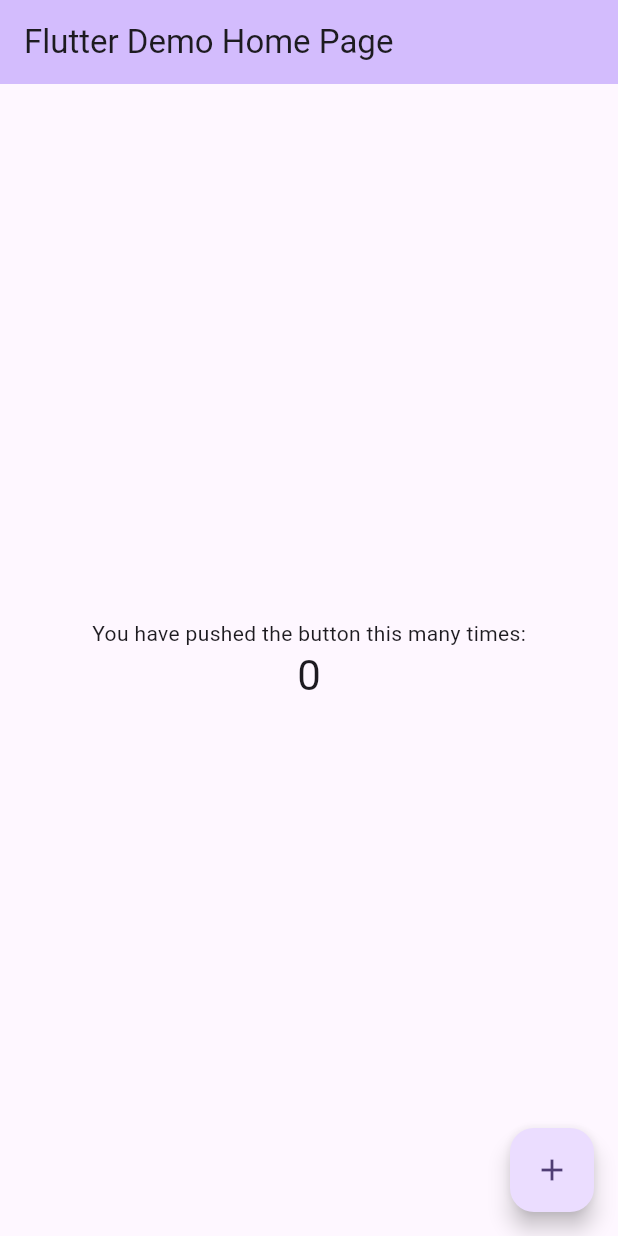
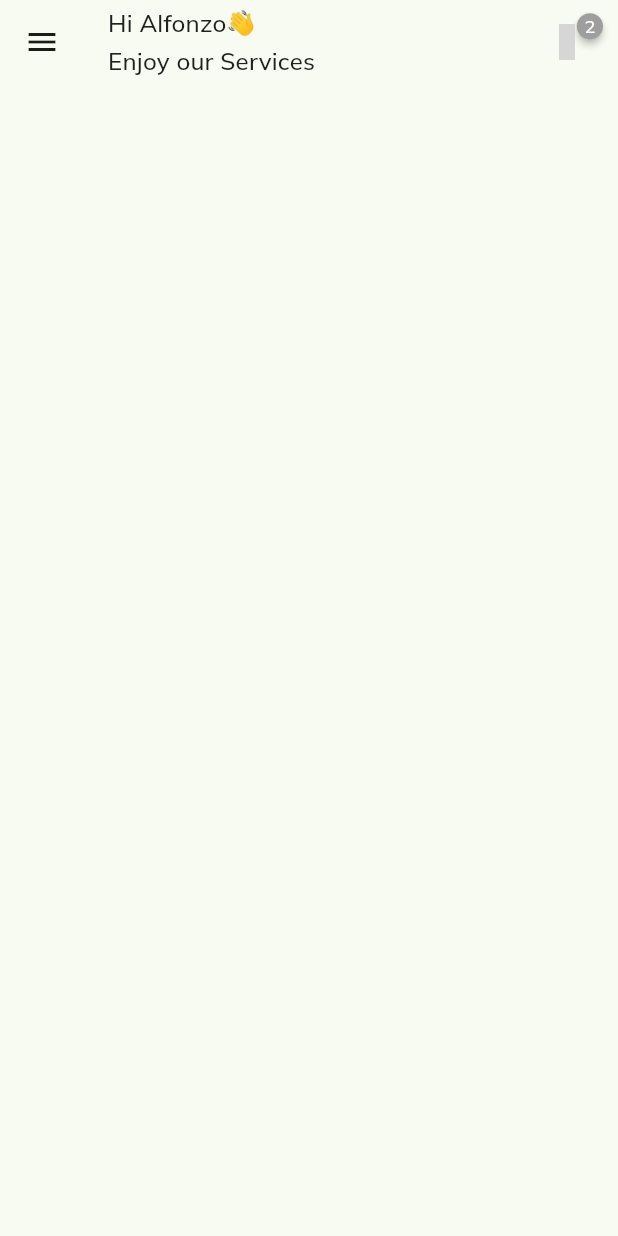
Before and after one commit to Alfonzo-Kgakole/Agriculture_Mobile_App, a Flutter app: the screen it shows after launch, on a phone screen of 412 x 824 dp. Run offline on Flutter 3.47's test engine with Material 2 defaults, Android fonts, the light colour scheme and no system bars; drawn by our look-alikes of badges; our stand-ins replace flutter_iconly, google_fonts; grey boxes are pictures that could not be loaded.

Commit message:
done with the appBar. firstly I added the Drawer widget that has no functionality. I went on to add the title of of the app Bar and give it all the title that the app needed. the title will display the users name and it will write a message under the user name

```diff
--- a/lib/main.dart
+++ b/lib/main.dart
@@ -1,125 +1,25 @@
+import 'package:agriculturemobileapp/page/homePage.dart';
 import 'package:flutter/material.dart';
+import 'package:google_fonts/google_fonts.dart';
 
 void main() {
-  runApp(const MyApp());
+  runApp(MyApp());
 }
 
 class MyApp extends StatelessWidget {
   const MyApp({super.key});
 
-  // This widget is the root of your application.
   @override
   Widget build(BuildContext context) {
     return MaterialApp(
-      title: 'Flutter Demo',
+      title: "Argicultere app",
+      debugShowCheckedModeBanner: false,
       theme: ThemeData(
-        // This is the theme of your application.
-        //
-        // TRY THIS: Try running your application with "flutter run". You'll see
-        // the application has a blue toolbar. Then, without quitting the app,
-        // try changing the seedColor in the colorScheme below to Colors.green
-        // and then invoke "hot reload" (save your changes or press the "hot
-        // reload" button in a Flutter-supported IDE, or press "r" if you used
-        // the command line to start the app).
-        //
-        // Notice that the counter didn't reset back to zero; the application
-        // state is not lost during the reload. To reset the state, use hot
-        // restart instead.
-        //
-        // This works for code too, not just values: Most code changes can be
-        // tested with just a hot reload.
-        colorScheme: ColorScheme.fromSeed(seedColor: Colors.deepPurple),
+        colorScheme: ColorScheme.fromSeed(seedColor: Colors.green),
         useMaterial3: true,
+        textTheme: GoogleFonts.mulishTextTheme()
       ),
-      home: const MyHomePage(title: 'Flutter Demo Home Page'),
+      home: const HomePage(),
     );
   }
 }
-
-class MyHomePage extends StatefulWidget {
-  const MyHomePage({super.key, required this.title});
-
-  // This widget is the home page of your application. It is stateful, meaning
-  // that it has a State object (defined below) that contains fields that affect
-  // how it looks.
-
-  // This class is the configuration for the state. It holds the values (in this
-  // case the title) provided by the parent (in this case the App widget) and
-  // used by the build method of the State. Fields in a Widget subclass are
-  // always marked "final".
-
-  final String title;
-
-  @override
-  State<MyHomePage> createState() => _MyHomePageState();
-}
-
-class _MyHomePageState extends State<MyHomePage> {
-  int _counter = 0;
-
-  void _incrementCounter() {
-    setState(() {
-      // This call to setState tells the Flutter framework that something has
-      // changed in this State, which causes it to rerun the build method below
-      // so that the display can reflect the updated values. If we changed
-      // _counter without calling setState(), then the build method would not be
-      // called again, and so nothing would appear to happen.
-      _counter++;
-    });
-  }
-
-  @override
-  Widget build(BuildContext context) {
-    // This method is rerun every time setState is called, for instance as done
-    // by the _incrementCounter method above.
-    //
-    // The Flutter framework has been optimized to make rerunning build methods
-    // fast, so that you can just rebuild anything that needs updating rather
-    // than having to individually change instances of widgets.
-    return Scaffold(
-      appBar: AppBar(
-        // TRY THIS: Try changing the color here to a specific color (to
-        // Colors.amber, perhaps?) and trigger a hot reload to see the AppBar
-        // change color while the other colors stay the same.
-        backgroundColor: Theme.of(context).colorScheme.inversePrimary,
-        // Here we take the value from the MyHomePage object that was created by
-        // the App.build method, and use it to set our appbar title.
-        title: Text(widget.title),
-      ),
-      body: Center(
-        // Center is a layout widget. It takes a single child and positions it
-        // in the middle of the parent.
-        child: Column(
-          // Column is also a layout widget. It takes a list of children and
-          // arranges them vertically. By default, it sizes itself to fit its
-          // children horizontally, and tries to be as tall as its parent.
-          //
-          // Column has various properties to control how it sizes itself and
-          // how it positions its children. Here we use mainAxisAlignment to
-          // center the children vertically; the main axis here is the vertical
-          // axis because Columns are vertical (the cross axis would be
-          // horizontal).
-          //
-          // TRY THIS: Invoke "debug painting" (choose the "Toggle Debug Paint"
-          // action in the IDE, or press "p" in the console), to see the
-          // wireframe for each widget.
-          mainAxisAlignment: MainAxisAlignment.center,
-          children: <Widget>[
-            const Text(
-              'You have pushed the button this many times:',
-            ),
-            Text(
-              '$_counter',
-              style: Theme.of(context).textTheme.headlineMedium,
-            ),
-          ],
-        ),
-      ),
-      floatingActionButton: FloatingActionButton(
-        onPressed: _incrementCounter,
-        tooltip: 'Increment',
-        child: const Icon(Icons.add),
-      ), // This trailing comma makes auto-formatting nicer for build methods.
-    );
-  }
-}
--- /dev/null
+++ b/lib/page/homePage.dart
@@ -0,0 +1,47 @@
+import 'package:flutter/material.dart';
+import 'package:flutter_iconly/flutter_iconly.dart';
+import 'package:badges/badges.dart' as badges;
+
+class HomePage extends StatefulWidget {
+  const HomePage({super.key});
+
+  @override
+  State<HomePage> createState() => _HomePageState();
+}
+
+class _HomePageState extends State<HomePage> {
+  @override
+  Widget build(BuildContext context) {
+    return Scaffold(
+      drawer: const Drawer(),
+      appBar: AppBar(
+        title: Column(
+          crossAxisAlignment: CrossAxisAlignment.start,
+          children: [
+            Text("Hi Alfonzo👋",
+                style: Theme.of(context).textTheme.titleMedium),
+            Text("Enjoy our Services",
+                style: Theme.of(context).textTheme.titleMedium)
+          ],
+        ),
+        actions: [
+          Padding(
+            padding: const EdgeInsets.only(right: 10),
+            child: IconButton(
+              onPressed: () {},
+              icon: badges.Badge(
+                  badgeContent: const Text(
+                    "2",style: TextStyle(color: Colors.white, fontSize: 12),
+                  ),
+                  badgeStyle: badges.BadgeStyle(
+                    badgeColor: Colors.grey
+                  ),
+                  position: badges.BadgePosition.topEnd(top: -12, end: -12),
+                  child: const Icon(IconlyBroken.notification, color: Colors.green,)),
+            ),
+          )
+        ],
+      ),
+    );
+  }
+}
--- a/pubspec.yaml
+++ b/pubspec.yaml
@@ -35,6 +35,9 @@ dependencies:
   # The following adds the Cupertino Icons font to your application.
   # Use with the CupertinoIcons class for iOS style icons.
   cupertino_icons: ^1.0.2
+  google_fonts: ^5.1.0
+  flutter_iconly: ^1.0.2
+  badges: ^3.1.2
 
 dev_dependencies:
   flutter_test:
```
Also changed, not shown: pubspec.lock, 1 other file.
